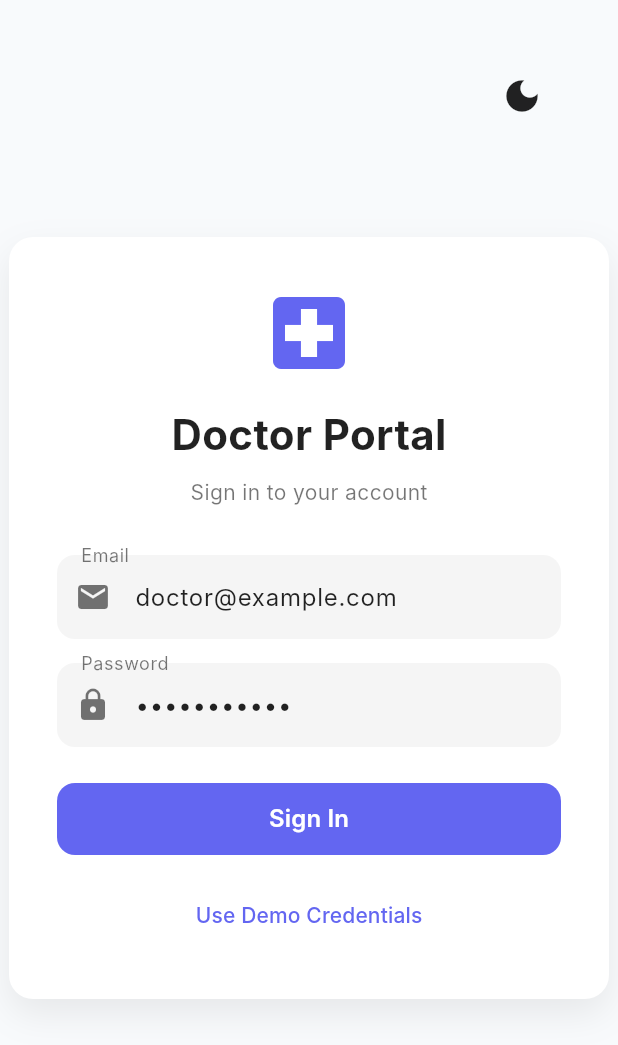
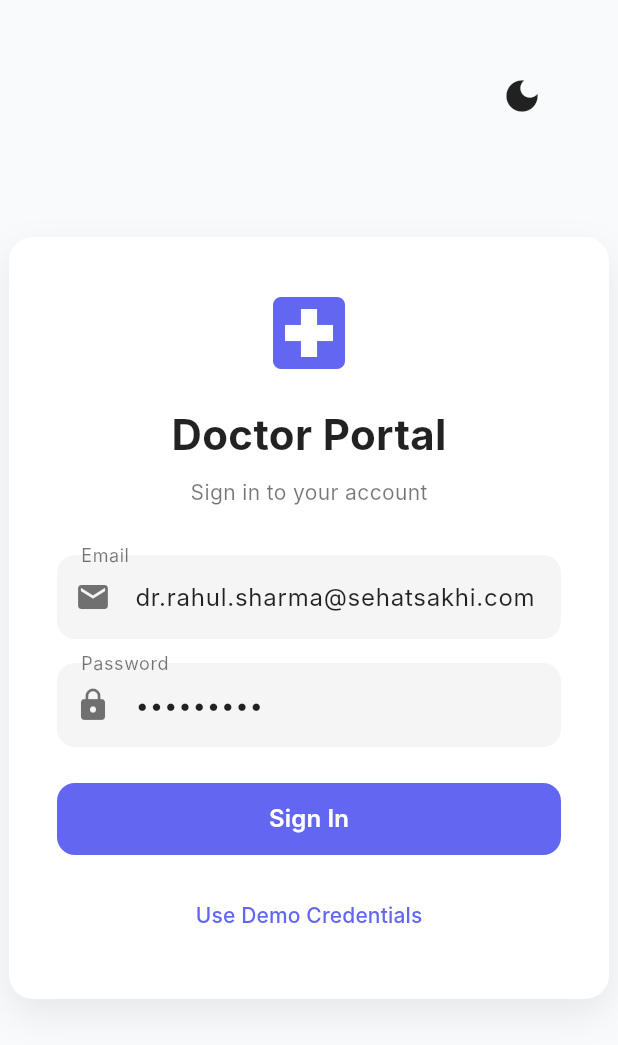
Before and after one commit to SIH2025PS18/QBIT012025, a Flutter app: the screen it shows after launch, after a tap on "Use Demo Credentials", on a phone screen of 412 x 824 dp. Shown: the top 1045 px of the screen. Run offline on Flutter 3.47's test engine with Material 3 defaults, Android fonts, the phone set to English and light mode, and no system bars; our stand-ins replace audioplayers, connectivity_plus, dio, drift, file_picker, fl_chart and 13 more; missing offline and left inert: agora_rtc_engine, dart:html, dart:ui_web, mobile_scanner, sqlite3; accounts and stored records are empty; generated files the repository leaves out were written again; Roboto replaces fonts that are missing (Inter).

Commit message:
doctor dashboard

```diff
--- a/doctor_dashboard/lib/screens/doctor_login_screen.dart
+++ b/doctor_dashboard/lib/screens/doctor_login_screen.dart
@@ -214,8 +214,8 @@ class _DoctorLoginScreenState extends State<DoctorLoginScreen> {
                     TextButton(
                       onPressed: () {
                         // Quick login with demo data
-                        _emailController.text = 'doctor@example.com';
-                        _passwordController.text = 'password123';
+                        _emailController.text = 'dr.rahul.sharma@sehatsakhi.com';
+                        _passwordController.text = 'rahul@123';
                       },
                       child: const Text(
                         'Use Demo Credentials',
```
Also changed, not shown: 20 other files.
